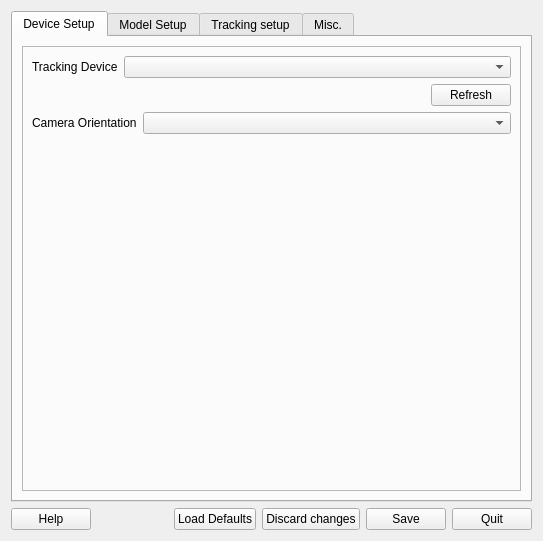
Qt form branches/facetracker/src/qt_gui/ltr.ui (uglyDwarf/linuxtrack) before a commit.
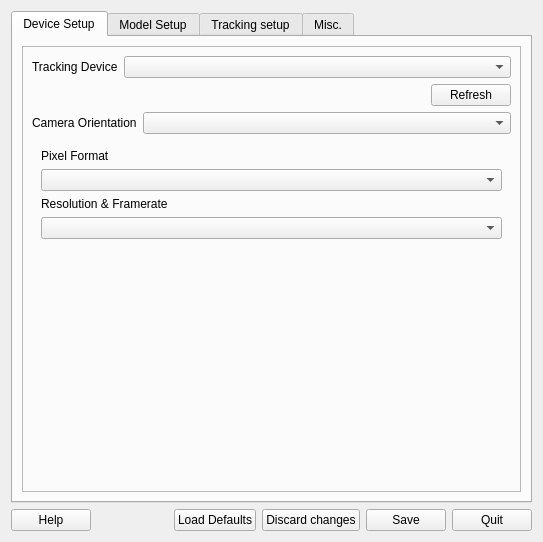
The same form after that commit. The open tabs and pages were chosen to show the change. Icons and pictures are not drawn.

```diff
--- a/branches/facetracker/src/qt_gui/ltr.ui
+++ b/branches/facetracker/src/qt_gui/ltr.ui
@@ -7,7 +7,7 @@
     <x>0</x>
     <y>0</y>
     <width>543</width>
-    <height>541</height>
+    <height>542</height>
    </rect>
   </property>
   <property name="sizePolicy">
@@ -870,14 +870,34 @@
               <widget class="QWidget" name="emptyPrefs">
                <layout class="QVBoxLayout" name="verticalLayout_26">
                 <item>
-                 <spacer name="verticalSpacer_16">
+                 <widget class="QLabel" name="label_61">
+                  <property name="text">
+                   <string>Pixel Format</string>
+                  </property>
+                 </widget>
+                </item>
+                <item>
+                 <widget class="QComboBox" name="WebcamFtFormats"/>
+                </item>
+                <item>
+                 <widget class="QLabel" name="label_31">
+                  <property name="text">
+                   <string>Resolution &amp; Framerate</string>
+                  </property>
+                 </widget>
+                </item>
+                <item>
+                 <widget class="QComboBox" name="WebcamFtResolutions"/>
+                </item>
+                <item>
+                 <spacer name="verticalSpacer_8">
                   <property name="orientation">
                    <enum>Qt::Vertical</enum>
                   </property>
                   <property name="sizeHint" stdset="0">
                    <size>
-                    <width>0</width>
-                    <height>0</height>
+                    <width>458</width>
+                    <height>167</height>
                    </size>
                   </property>
                  </spacer>
```
Left out of the diff: 22 changed lines with no effect on the pictures.
